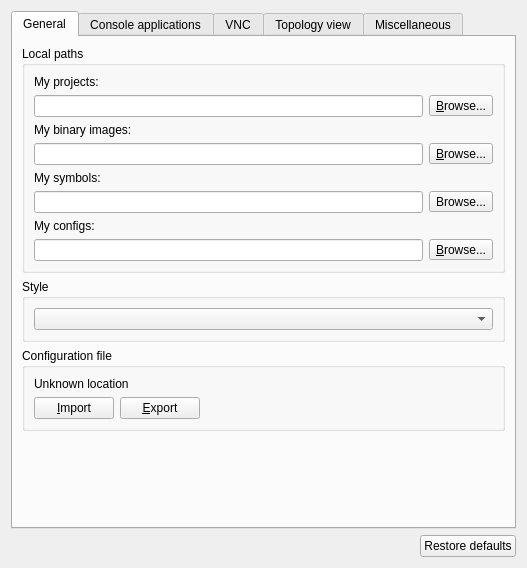
Before: the Qt Designer form gns3/ui/general_preferences_page.ui in GNS3/gns3-gui, drawn with Qt 5.
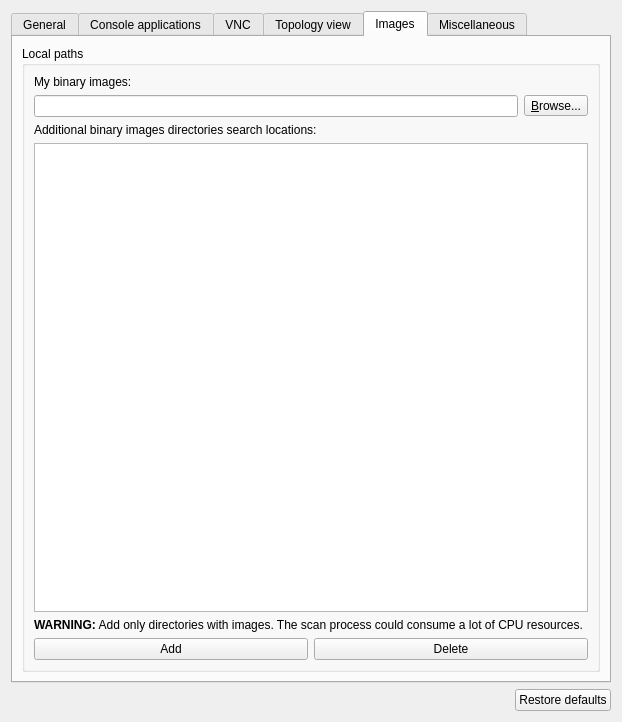
After: the same form once the commit is applied. The open tabs and pages were chosen to show the change.

Commit message:
UI for settings image directories
Ref https://github.com/GNS3/gns3-server/issues/546

Patch:
```diff
--- a/gns3/ui/general_preferences_page.ui
+++ b/gns3/ui/general_preferences_page.ui
@@ -6,8 +6,8 @@
    <rect>
     <x>0</x>
     <y>0</y>
-    <width>527</width>
-    <height>568</height>
+    <width>622</width>
+    <height>722</height>
    </rect>
   </property>
   <property name="windowTitle">
@@ -35,7 +35,7 @@
          <property name="title">
           <string>Local paths</string>
          </property>
-         <layout class="QVBoxLayout" name="verticalLayout_7">
+         <layout class="QVBoxLayout" name="verticalLayout_5">
           <item>
            <widget class="QLabel" name="uiProjectsPathLabel">
             <property name="text">
@@ -70,40 +70,6 @@
             </item>
            </layout>
           </item>
-          <item>
-           <widget class="QLabel" name="uiImagesPathLabel">
-            <property name="text">
-             <string>My binary images:</string>
-            </property>
-           </widget>
-          </item>
-          <item>
-           <layout class="QHBoxLayout" name="horizontalLayout_4">
-            <item>
-             <widget class="QLineEdit" name="uiImagesPathLineEdit">
-              <property name="sizePolicy">
-               <sizepolicy hsizetype="MinimumExpanding" vsizetype="Fixed">
-                <horstretch>0</horstretch>
-                <verstretch>0</verstretch>
-               </sizepolicy>
-              </property>
-              <property name="toolTip">
-               <string>Directory where your binary images (e.g. IOS) are stored</string>
-              </property>
-             </widget>
-            </item>
-            <item>
-             <widget class="QToolButton" name="uiImagesPathToolButton">
-              <property name="text">
-               <string>&amp;Browse...</string>
-              </property>
-              <property name="toolButtonStyle">
-               <enum>Qt::ToolButtonTextOnly</enum>
-              </property>
-             </widget>
-            </item>
-           </layout>
-          </item>
           <item>
            <widget class="QLabel" name="label">
             <property name="text">
@@ -622,6 +588,137 @@
        </item>
       </layout>
      </widget>
+     <widget class="QWidget" name="tab_2">
+      <attribute name="title">
+       <string>Images</string>
+      </attribute>
+      <layout class="QVBoxLayout" name="verticalLayout_7">
+       <item>
+        <widget class="QGroupBox" name="groupBox">
+         <property name="title">
+          <string>Local paths</string>
+         </property>
+         <layout class="QVBoxLayout" name="verticalLayout_10">
+          <item>
+           <widget class="QLabel" name="uiImagesPathLabel">
+            <property name="text">
+             <string>My binary images:</string>
+            </property>
+           </widget>
+          </item>
+          <item>
+           <layout class="QHBoxLayout" name="horizontalLayout_4">
+            <item>
+             <widget class="QLineEdit" name="uiImagesPathLineEdit">
+              <property name="sizePolicy">
+               <sizepolicy hsizetype="MinimumExpanding" vsizetype="Fixed">
+                <horstretch>0</horstretch>
+                <verstretch>0</verstretch>
+               </sizepolicy>
+              </property>
+              <property name="toolTip">
+               <string>Directory where your binary images (e.g. IOS) are stored</string>
+              </property>
+             </widget>
+            </item>
+            <item>
+             <widget class="QToolButton" name="uiImagesPathToolButton">
+              <property name="text">
+               <string>&amp;Browse...</string>
+              </property>
+              <property name="toolButtonStyle">
+               <enum>Qt::ToolButtonTextOnly</enum>
+              </property>
+             </widget>
+            </item>
+           </layout>
+          </item>
+          <item>
+           <widget class="QLabel" name="label_2">
+            <property name="text">
+             <string>Additional binary images directories search locations:</string>
+            </property>
+           </widget>
+          </item>
+          <item>
+           <widget class="QListWidget" name="uiImageDirectoriesListWidget">
+            <property name="lineWidth">
+             <number>0</number>
+            </property>
+            <property name="sizeAdjustPolicy">
+             <enum>QAbstractScrollArea::AdjustToContents</enum>
+            </property>
+            <property name="editTriggers">
+             <set>QAbstractItemView::NoEditTriggers</set>
+            </property>
+            <property name="alternatingRowColors">
+             <bool>false</bool>
+            </property>
+            <property name="selectionMode">
+             <enum>QAbstractItemView::SingleSelection</enum>
+            </property>
+            <property name="selectionBehavior">
+             <enum>QAbstractItemView::SelectItems</enum>
+            </property>
+            <property name="isWrapping" stdset="0">
+             <bool>false</bool>
+            </property>
+            <property name="resizeMode">
+             <enum>QListView::Adjust</enum>
+            </property>
+            <property name="layoutMode">
+             <enum>QListView::Batched</enum>
+            </property>
+            <property name="gridSize">
+             <size>
+              <width>0</width>
+              <height>18</height>
+             </size>
+            </property>
+            <property name="viewMode">
+             <enum>QListView::ListMode</enum>
+            </property>
+            <property name="uniformItemSizes">
+             <bool>false</bool>
+            </property>
+            <property name="selectionRectVisible">
+             <bool>true</bool>
+            </property>
+           </widget>
+          </item>
+          <item>
+           <widget class="QLabel" name="label_4">
+            <property name="text">
+             <string>&lt;html&gt;&lt;head/&gt;&lt;body&gt;&lt;p&gt;&lt;span style=&quot; font-weight:600;&quot;&gt;WARNING:&lt;/span&gt; Add only directories with images. The scan process could consume a lot of CPU resources.&lt;/p&gt;&lt;/body&gt;&lt;/html&gt;</string>
+            </property>
+            <property name="wordWrap">
+             <bool>true</bool>
+            </property>
+           </widget>
+          </item>
+          <item>
+           <layout class="QHBoxLayout" name="horizontalLayout_13">
+            <item>
+             <widget class="QPushButton" name="uiImageDirectoriesAddPushButton">
+              <property name="text">
+               <string>Add</string>
+              </property>
+             </widget>
+            </item>
+            <item>
+             <widget class="QPushButton" name="uiImageDirectoriesDeletePushButton">
+              <property name="text">
+               <string>Delete</string>
+              </property>
+             </widget>
+            </item>
+           </layout>
+          </item>
+         </layout>
+        </widget>
+       </item>
+      </layout>
+     </widget>
      <widget class="QWidget" name="tab">
       <attribute name="title">
        <string>Miscellaneous</string>
```
The commit also changes 3 other files.
